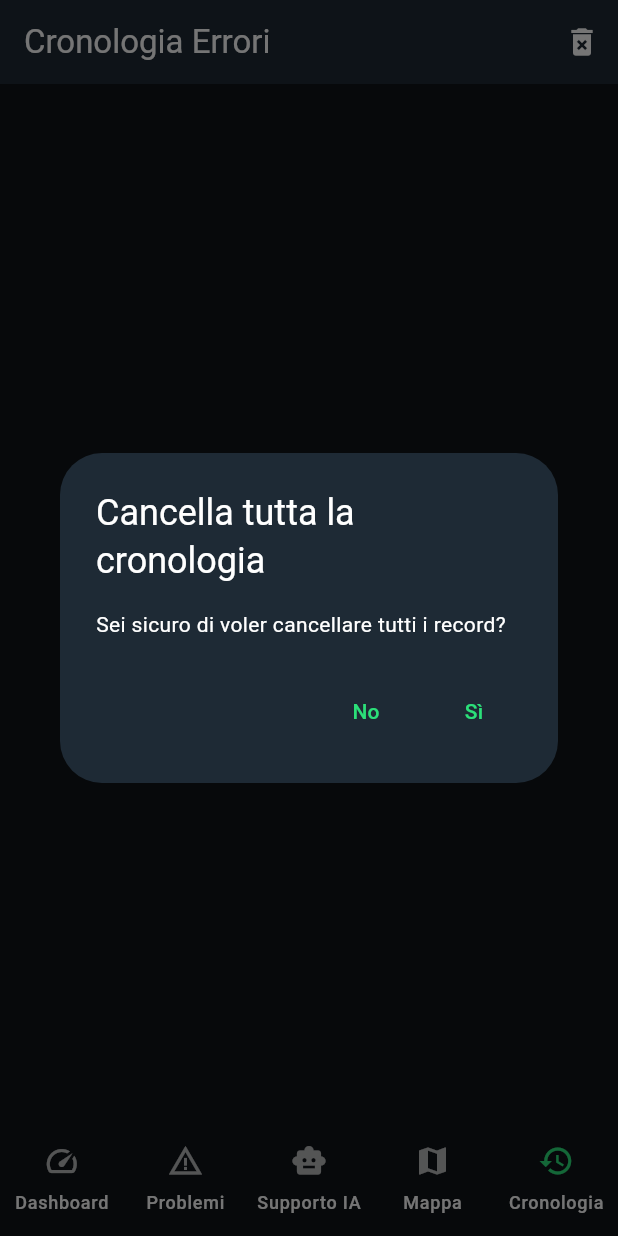
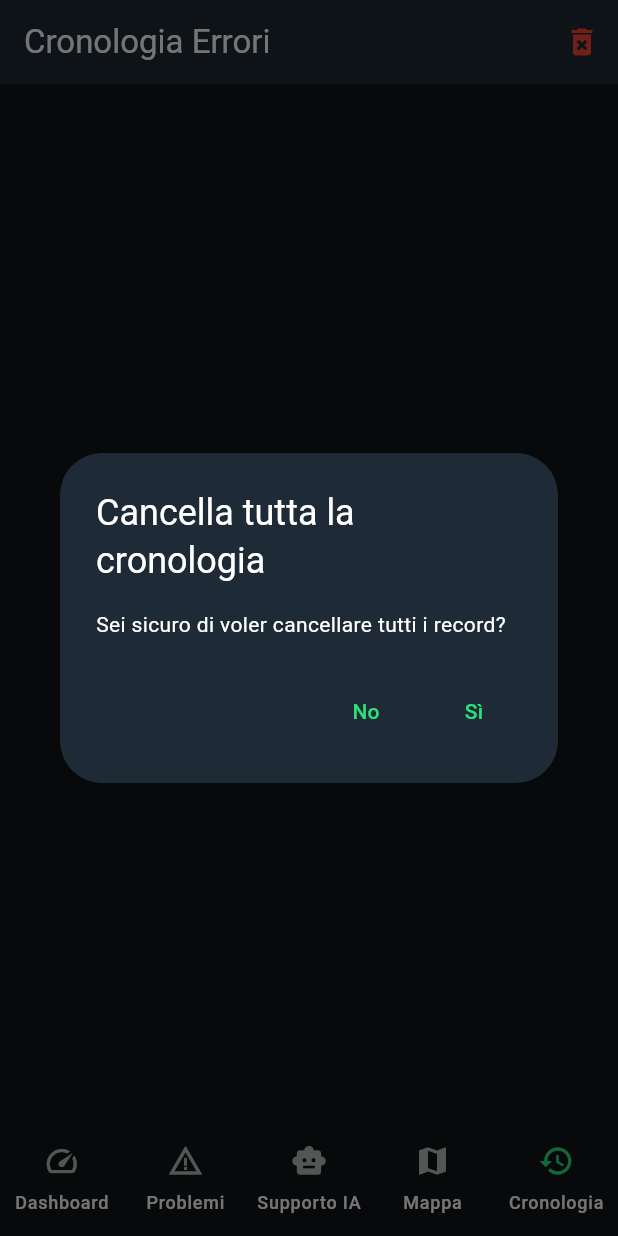
Before and after one commit to rickvr123456/carsense, a Flutter app: the screen it shows after launch, item 5 of the bottom bar chosen, after a tap on the "delete forever" icon, on a phone screen of 412 x 824 dp. Run offline on Flutter 3.47's test engine with Material 3 defaults, Android fonts, the phone set to English and light mode, and no system bars; our stand-ins replace geolocator, google_maps_flutter, shared_preferences.

Commit message:
modifica icone

```diff
--- a/lib/features/history/history_page.dart
+++ b/lib/features/history/history_page.dart
@@ -35,6 +35,7 @@ class _HistoryPageState extends State<HistoryPage> {
         actions: [
           IconButton(
             icon: const Icon(Icons.delete_forever),
+            color: Colors.red,
             onPressed: () async {
               final confirmed = await showDialog<bool>(
                 context: context,
```
Also changed, not shown: pubspec.lock.
